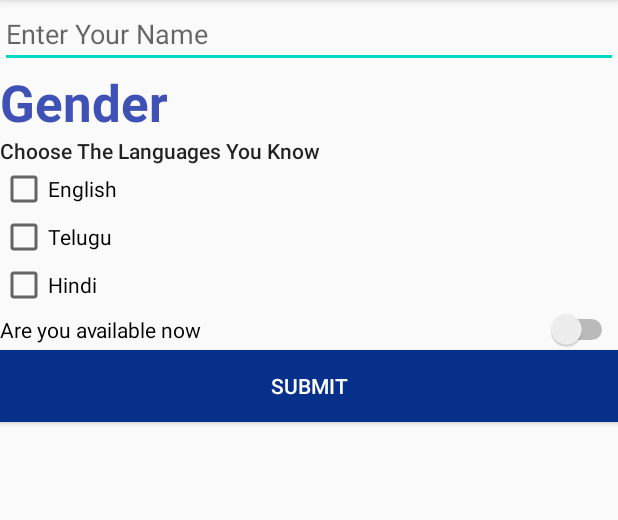
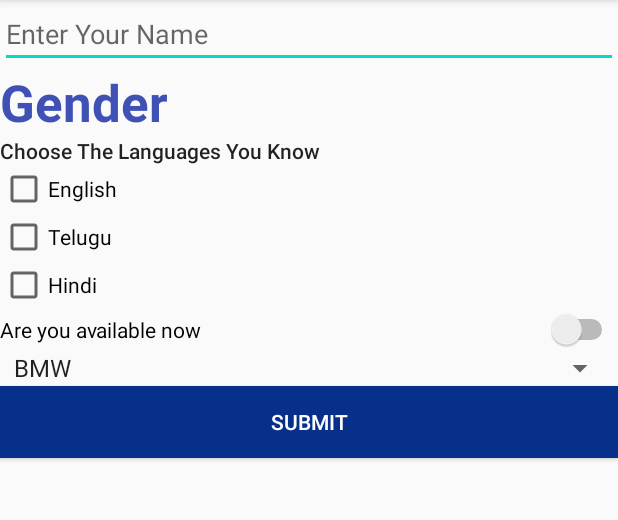
Before and after one commit to AP-Skill-Development-Corporation/Android-1537, an Android app: the screen it shows after launch (MainActivity), on a phone screen of 412 x 824 dp, the part 84-604 px from its top. Run offline under Robolectric (Android 15) with nearby library versions, the phone set to English and light mode, and no system bars.

Commit message:
Complete Input Controls are added

```diff
--- a/UserInputControls/app/src/main/java/youtube/com/vidhvan/userinputcontrols/MainActivity.java
+++ b/UserInputControls/app/src/main/java/youtube/com/vidhvan/userinputcontrols/MainActivity.java
@@ -3,13 +3,19 @@
 import androidx.appcompat.app.AppCompatActivity;
 
 import android.os.Bundle;
+import android.view.View;
+import android.widget.AdapterView;
 import android.widget.Button;
 import android.widget.CheckBox;
 import android.widget.CompoundButton;
 import android.widget.EditText;
 import android.widget.RadioGroup;
+import android.widget.Spinner;
 import android.widget.Switch;
+import android.widget.TextView;
 import android.widget.Toast;
+
+import java.security.PrivateKey;
 
  public class MainActivity extends AppCompatActivity {
 
@@ -18,6 +24,12 @@ import android.widget.Toast;
     private CheckBox english,telugu,hindi;
     private Switch avail;
     private Button submit;
+    private TextView result;
+    private Spinner spinner;
+
+    private String person_name, person_gender, car_brand;
+    private boolean availability = false;
+    private int lang_known[];
 
     @Override
     protected void onCreate(Bundle savedInstanceState) {
@@ -26,15 +38,17 @@ import android.widget.Toast;
 
         initializeAllViews();
 
+        lang_known = new int[3];
+
         // The following code is related to choosing gender with the help of RadioButtons
         gender.setOnCheckedChangeListener(new RadioGroup.OnCheckedChangeListener() {
             @Override
             public void onCheckedChanged(RadioGroup group, int checkedId) {
                 int id = group.getCheckedRadioButtonId();
                 if(R.id.male == id){
-                    Toast.makeText(MainActivity.this, "MALE IS SELECTED", Toast.LENGTH_SHORT).show();
+                    person_gender = "Male";
                 }else{
-                    Toast.makeText(MainActivity.this, "FEMALE IS SELECTED", Toast.LENGTH_SHORT).show();
+                    person_gender = "Female";
                 }
             }
         });
@@ -44,9 +58,9 @@ import android.widget.Toast;
             @Override
             public void onCheckedChanged(CompoundButton buttonView, boolean isChecked) {
                 if(isChecked){
-                    Toast.makeText(MainActivity.this, "USER SELECTED ENGLISH", Toast.LENGTH_SHORT).show();
+                    lang_known[0] = 1;
                 }else{
-                    Toast.makeText(MainActivity.this, "USER DESELECTED ENGLISH", Toast.LENGTH_SHORT).show();
+                    lang_known[0] = 0;
                 }
             }
         });
@@ -55,9 +69,9 @@ import android.widget.Toast;
             @Override
             public void onCheckedChanged(CompoundButton buttonView, boolean isChecked) {
                 if(isChecked){
-                    Toast.makeText(MainActivity.this, "USER SELECTED TELUGU", Toast.LENGTH_SHORT).show();
+                    lang_known[1] = 1;
                 }else{
-                    Toast.makeText(MainActivity.this, "USER DESELECTED TELUGU", Toast.LENGTH_SHORT).show();
+                    lang_known[1] = 0;
                 }
             }
         });
@@ -66,9 +80,9 @@ import android.widget.Toast;
             @Override
             public void onCheckedChanged(CompoundButton buttonView, boolean isChecked) {
                 if(isChecked){
-                    Toast.makeText(MainActivity.this, "USER SELECTED HINDI", Toast.LENGTH_SHORT).show();
+                    lang_known[2] = 1;
                 }else{
-                    Toast.makeText(MainActivity.this, "USER DESELECTED HINDI", Toast.LENGTH_SHORT).show();
+                    lang_known[2] = 0;
                 }
             }
         });
@@ -76,11 +90,37 @@ import android.widget.Toast;
         avail.setOnCheckedChangeListener(new CompoundButton.OnCheckedChangeListener() {
             @Override
             public void onCheckedChanged(CompoundButton buttonView, boolean isChecked) {
-                if(isChecked){
-                    Toast.makeText(MainActivity.this, "The user selected yes", Toast.LENGTH_SHORT).show();
-                }else{
-                    Toast.makeText(MainActivity.this, "The user selected no", Toast.LENGTH_SHORT).show();
-                }
+                availability = isChecked;
+            }
+        });
+
+        spinner.setOnItemSelectedListener(new AdapterView.OnItemSelectedListener() {
+            @Override
+            public void onItemSelected(AdapterView<?> parent, View view, int position, long id) {
+                car_brand = (String) parent.getAdapter().getItem(position);
+            }
+
+            @Override
+            public void onNothingSelected(AdapterView<?> parent) {
+
+            }
+        });
+
+        submit.setOnClickListener(new View.OnClickListener() {
+            @Override
+            public void onClick(View v) {
+                person_name = name.getText().toString();
+                result.setText("Name: "+person_name+"\n");
+                result.append("Gender: "+person_gender+"\n");
+                result.append("Languages Known are: \n");
+                if(lang_known[0] == 1)
+                    result.append("English \n");
+                if(lang_known[1] == 1)
+                    result.append("Telugu\n");
+                if(lang_known[2] == 1)
+                    result.append("Hindi\n");
+                result.append("Is Available ? "+availability+"\n");
+                result.append("CAR BRAND "+car_brand);
             }
         });
     }
@@ -94,5 +134,7 @@ import android.widget.Toast;
          hindi = findViewById(R.id.hindi);
          avail = findViewById(R.id.avail);
          submit = findViewById(R.id.submit);
+         result = findViewById(R.id.result);
+         spinner = findViewById(R.id.spinner);
      }
  }
--- a/UserInputControls/app/src/main/res/layout/activity_main.xml
+++ b/UserInputControls/app/src/main/res/layout/activity_main.xml
@@ -105,6 +105,27 @@
         android:text="Submit"
         android:textColor="#FFFFFF"
         app:layout_constraintEnd_toEndOf="parent"
+        app:layout_constraintHorizontal_bias="1.0"
+        app:layout_constraintStart_toStartOf="parent"
+        app:layout_constraintTop_toBottomOf="@+id/spinner" />
+
+    <TextView
+        android:id="@+id/result"
+        android:layout_width="0dp"
+        android:layout_height="wrap_content"
+        android:fontFamily="cursive"
+        android:textAppearance="@style/TextAppearance.AppCompat.Body2"
+        android:textStyle="bold"
+        app:layout_constraintEnd_toEndOf="parent"
+        app:layout_constraintStart_toStartOf="parent"
+        app:layout_constraintTop_toBottomOf="@+id/submit" />
+
+    <Spinner
+        android:id="@+id/spinner"
+        android:layout_width="409dp"
+        android:layout_height="wrap_content"
+        android:entries="@array/entries"
+        app:layout_constraintEnd_toEndOf="parent"
         app:layout_constraintStart_toStartOf="parent"
         app:layout_constraintTop_toBottomOf="@+id/avail" />
 
--- a/UserInputControls/app/src/main/res/values/strings.xml
+++ b/UserInputControls/app/src/main/res/values/strings.xml
@@ -1,3 +1,10 @@
 <resources>
     <string name="app_name">User Input Controls</string>
+    <string-array name="entries">
+        <item>BMW</item>
+        <item>AUDI</item>
+        <item>KIA</item>
+        <item>Maruthi</item>
+        <item>Volks wagon</item>
+    </string-array>
 </resources>
```
